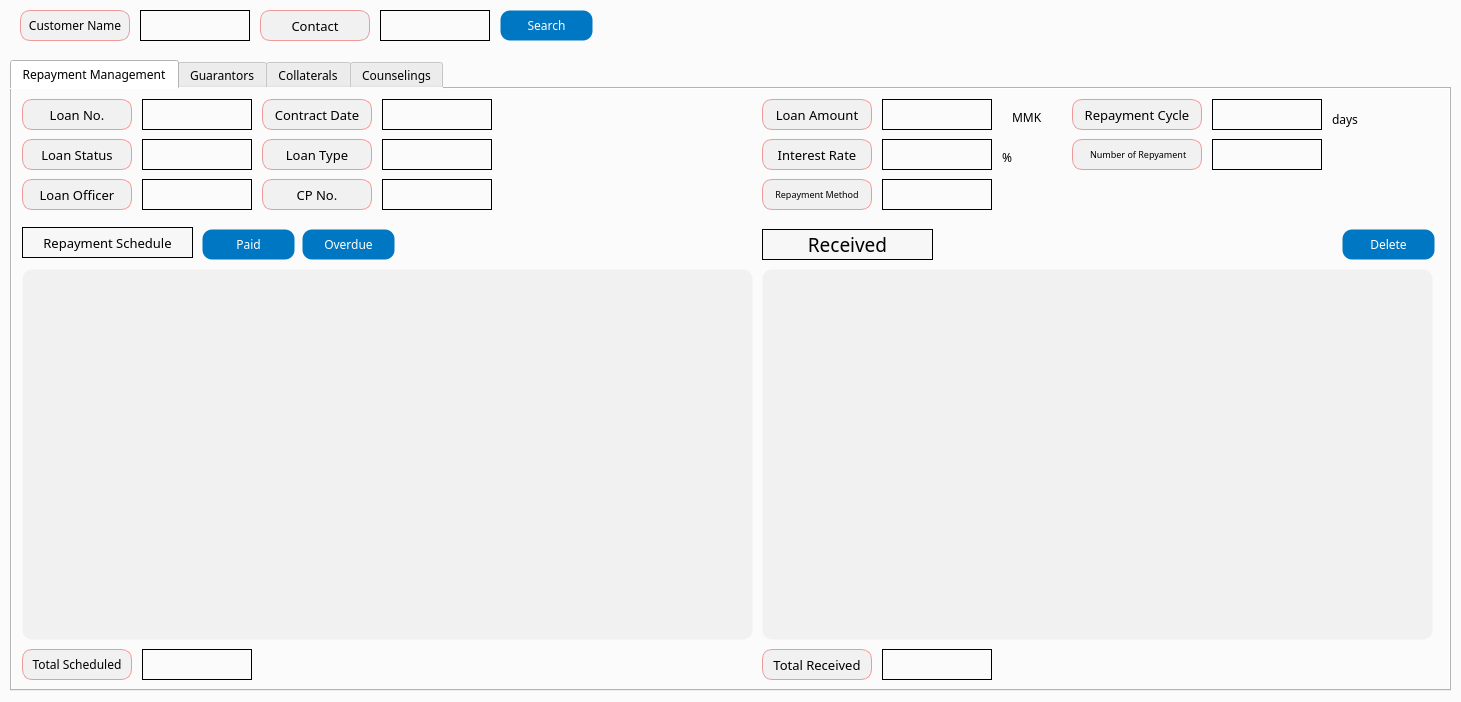
Above: app/src/pages/repayment/single.ui from DY-Microfinance-Customer-Management/dymf-algorithm before the change. Below: the same form after it.
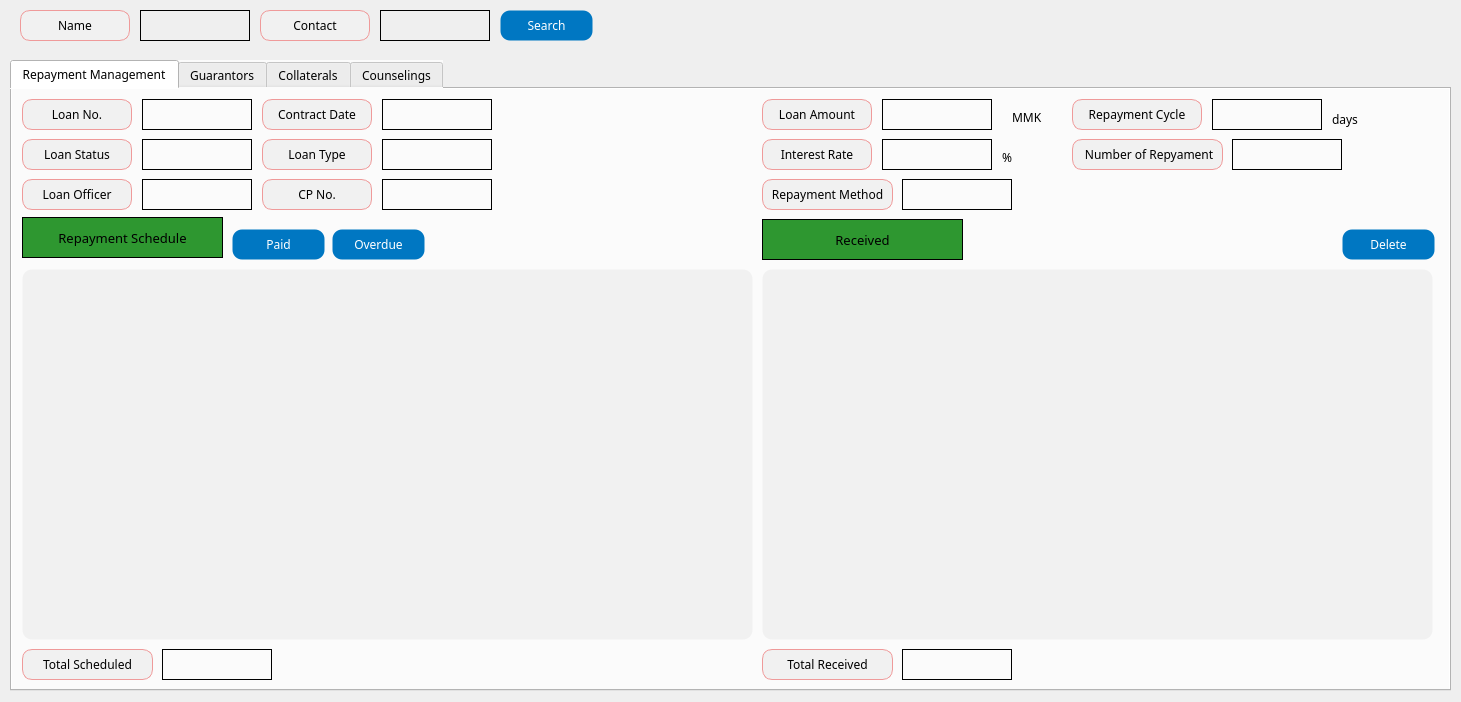
That is the form after the change.

What changed in the file:
```diff
--- a/app/src/pages/repayment/single.ui
+++ b/app/src/pages/repayment/single.ui
@@ -14,7 +14,32 @@
    <string>MainWindow</string>
   </property>
   <property name="styleSheet">
-   <string notr="true">background-color: #fbfbfb;</string>
+   <string notr="true">background-color: #fbfbfb;
+
+QPushButton {
+    background-color: #0077c2;
+    color: white;
+    border: 1px solid transparent;
+    border-radius: 10px;
+    padding: 5px 10px;
+}
+
+QPushButton:hover {
+    border: 1px solid white;
+}
+
+QPushButton:pressed {
+    background-color: #005f9e;
+    padding-top: 6px;
+    padding-bottom: 4px;
+}
+
+QPushButton:disabled {
+    background-color: lightgray;
+    color: gray;
+    border: 1px solid gray;
+}
+</string>
   </property>
   <widget class="QWidget" name="centralwidget">
    <widget class="QTabWidget" name="tabWidget">
@@ -89,9 +114,9 @@
       <property name="geometry">
        <rect>
         <x>10</x>
-        <y>138</y>
-        <width>171</width>
-        <height>31</height>
+        <y>128</y>
+        <width>201</width>
+        <height>41</height>
        </rect>
       </property>
       <property name="font">
@@ -101,7 +126,7 @@
        </font>
       </property>
       <property name="styleSheet">
-       <string notr="true">background-color:rgb(247, 247, 247)</string>
+       <string notr="true">background-color: #2e9730;</string>
       </property>
       <property name="frameShape">
        <enum>QFrame::Box</enum>
@@ -156,7 +181,7 @@
      <widget class="QPushButton" name="paidButton">
       <property name="geometry">
        <rect>
-        <x>190</x>
+        <x>220</x>
         <y>140</y>
         <width>93</width>
         <height>31</height>
@@ -165,6 +190,7 @@
       <property name="font">
        <font>
         <family>Arial Black</family>
+        <pointsize>9</pointsize>
        </font>
       </property>
       <property name="styleSheet">
@@ -201,19 +227,19 @@
       <property name="geometry">
        <rect>
         <x>750</x>
-        <y>140</y>
-        <width>171</width>
-        <height>31</height>
+        <y>130</y>
+        <width>201</width>
+        <height>41</height>
        </rect>
       </property>
       <property name="font">
        <font>
         <family>Arial Black</family>
-        <pointsize>14</pointsize>
+        <pointsize>10</pointsize>
        </font>
       </property>
       <property name="styleSheet">
-       <string notr="true">background-color:rgb(247, 247, 247)</string>
+       <string notr="true">background-color: #2e9730;</string>
       </property>
       <property name="frameShape">
        <enum>QFrame::Box</enum>
@@ -230,7 +256,7 @@
        <rect>
         <x>10</x>
         <y>560</y>
-        <width>110</width>
+        <width>131</width>
         <height>31</height>
        </rect>
       </property>
@@ -242,7 +268,7 @@
       </property>
       <property name="maximumSize">
        <size>
-        <width>110</width>
+        <width>16777215</width>
         <height>16777215</height>
        </size>
       </property>
@@ -270,7 +296,7 @@
      <widget class="QLabel" name="totalScheduled">
       <property name="geometry">
        <rect>
-        <x>130</x>
+        <x>150</x>
         <y>560</y>
         <width>110</width>
         <height>31</height>
@@ -317,7 +343,7 @@
      <widget class="QLabel" name="totalReceived">
       <property name="geometry">
        <rect>
-        <x>870</x>
+        <x>890</x>
         <y>560</y>
         <width>110</width>
         <height>31</height>
@@ -366,7 +392,7 @@
        <rect>
         <x>750</x>
         <y>560</y>
-        <width>110</width>
+        <width>131</width>
         <height>31</height>
        </rect>
       </property>
@@ -378,14 +404,14 @@
       </property>
       <property name="maximumSize">
        <size>
-        <width>110</width>
+        <width>16777215</width>
         <height>16777215</height>
        </size>
       </property>
       <property name="font">
        <font>
         <family>Arial Black</family>
-        <pointsize>10</pointsize>
+        <pointsize>9</pointsize>
        </font>
       </property>
       <property name="styleSheet">
@@ -453,7 +479,7 @@
      <widget class="QLabel" name="repaymentMethod">
       <property name="geometry">
        <rect>
-        <x>870</x>
+        <x>890</x>
         <y>90</y>
         <width>110</width>
         <height>31</height>
@@ -557,7 +583,7 @@
       <property name="font">
        <font>
         <family>Arial Black</family>
-        <pointsize>10</pointsize>
+        <pointsize>9</pointsize>
        </font>
       </property>
       <property name="styleSheet">
@@ -646,7 +672,7 @@
       <property name="font">
        <font>
         <family>Arial Black</family>
-        <pointsize>10</pointsize>
+        <pointsize>9</pointsize>
        </font>
       </property>
       <property name="styleSheet">
@@ -667,7 +693,7 @@
      <widget class="QLabel" name="numberOfRepayment">
       <property name="geometry">
        <rect>
-        <x>1200</x>
+        <x>1220</x>
         <y>50</y>
         <width>110</width>
         <height>31</height>
@@ -735,7 +761,7 @@
       <property name="font">
        <font>
         <family>Arial Black</family>
-        <pointsize>10</pointsize>
+        <pointsize>9</pointsize>
        </font>
       </property>
       <property name="styleSheet">
@@ -777,7 +803,7 @@
       <property name="font">
        <font>
         <family>Arial Black</family>
-        <pointsize>10</pointsize>
+        <pointsize>9</pointsize>
        </font>
       </property>
       <property name="styleSheet">
@@ -1007,7 +1033,7 @@
       <property name="font">
        <font>
         <family>Arial Black</family>
-        <pointsize>10</pointsize>
+        <pointsize>9</pointsize>
        </font>
       </property>
       <property name="styleSheet">
@@ -1077,7 +1103,7 @@
        <rect>
         <x>750</x>
         <y>90</y>
-        <width>110</width>
+        <width>131</width>
         <height>31</height>
        </rect>
       </property>
@@ -1089,14 +1115,14 @@
       </property>
       <property name="maximumSize">
        <size>
-        <width>110</width>
+        <width>16777215</width>
         <height>16777215</height>
        </size>
       </property>
       <property name="font">
        <font>
         <family>Arial Black</family>
-        <pointsize>7</pointsize>
+        <pointsize>9</pointsize>
        </font>
       </property>
       <property name="styleSheet">
@@ -1138,7 +1164,7 @@
       <property name="font">
        <font>
         <family>Arial Black</family>
-        <pointsize>10</pointsize>
+        <pointsize>9</pointsize>
        </font>
       </property>
       <property name="styleSheet">
@@ -1161,7 +1187,7 @@
        <rect>
         <x>1060</x>
         <y>50</y>
-        <width>130</width>
+        <width>151</width>
         <height>31</height>
        </rect>
       </property>
@@ -1173,14 +1199,14 @@
       </property>
       <property name="maximumSize">
        <size>
-        <width>130</width>
+        <width>16777215</width>
         <height>16777215</height>
        </size>
       </property>
       <property name="font">
        <font>
         <family>Arial Black</family>
-        <pointsize>7</pointsize>
+        <pointsize>9</pointsize>
        </font>
       </property>
       <property name="styleSheet">
@@ -1240,7 +1266,7 @@
       <property name="font">
        <font>
         <family>Arial Black</family>
-        <pointsize>10</pointsize>
+        <pointsize>9</pointsize>
        </font>
       </property>
       <property name="styleSheet">
@@ -1329,7 +1355,7 @@
       <property name="font">
        <font>
         <family>Arial Black</family>
-        <pointsize>10</pointsize>
+        <pointsize>9</pointsize>
        </font>
       </property>
       <property name="styleSheet">
@@ -1371,7 +1397,7 @@
       <property name="font">
        <font>
         <family>Arial Black</family>
-        <pointsize>10</pointsize>
+        <pointsize>9</pointsize>
        </font>
       </property>
       <property name="styleSheet">
@@ -1428,7 +1454,7 @@
      <widget class="QPushButton" name="overdueButton">
       <property name="geometry">
        <rect>
-        <x>290</x>
+        <x>320</x>
         <y>140</y>
         <width>93</width>
         <height>31</height>
@@ -1437,6 +1463,7 @@
       <property name="font">
        <font>
         <family>Arial Black</family>
+        <pointsize>9</pointsize>
        </font>
       </property>
       <property name="styleSheet">
@@ -1639,7 +1666,7 @@
     <property name="font">
      <font>
       <family>Arial Black</family>
-      <pointsize>10</pointsize>
+      <pointsize>9</pointsize>
      </font>
     </property>
     <property name="styleSheet">
@@ -1740,7 +1767,7 @@
      <enum>QFrame::Box</enum>
     </property>
     <property name="text">
-     <string>Customer Name</string>
+     <string>Name</string>
     </property>
     <property name="alignment">
      <set>Qt::AlignCenter</set>
```
Left out of the diff: 38 changed lines with no effect on the pictures.
